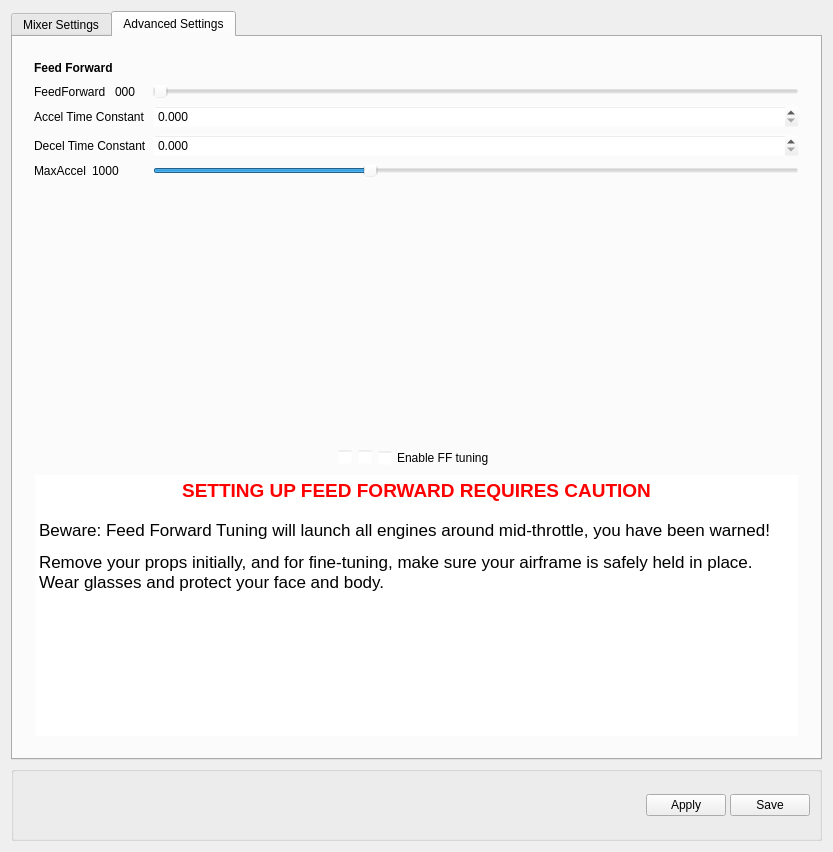
This is ground/openpilotgcs/src/plugins/config/airframe.ui in openpilot/OpenPilot as Qt 5 draws it before an edit. The edited form follows.
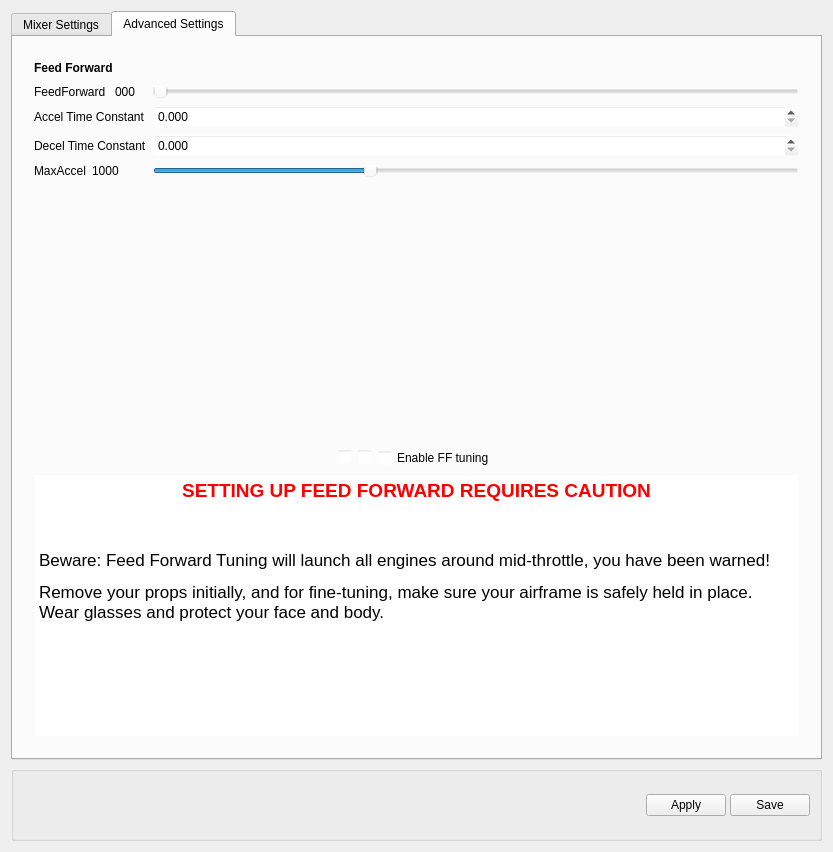
This is the edited form. The open tabs and pages were chosen to show the change. Icons and pictures are not drawn. Custom widgets are drawn as their Qt base class.

Commit message: Change RPY to Roll,Pitch and Yaw for the mixer on the aircraft screen, as per mikes suggestion

```diff
--- a/ground/openpilotgcs/src/plugins/config/airframe.ui
+++ b/ground/openpilotgcs/src/plugins/config/airframe.ui
@@ -2756,8 +2756,8 @@
            <rect>
             <x>0</x>
             <y>0</y>
-            <width>779</width>
-            <height>679</height>
+            <width>192</width>
+            <height>236</height>
            </rect>
           </property>
           <layout class="QVBoxLayout" name="verticalLayout_18">
@@ -3068,14 +3068,15 @@
               <string>&lt;!DOCTYPE HTML PUBLIC &quot;-//W3C//DTD HTML 4.0//EN&quot; &quot;http://www.w3.org/TR/REC-html40/strict.dtd&quot;&gt;
 &lt;html&gt;&lt;head&gt;&lt;meta name=&quot;qrichtext&quot; content=&quot;1&quot; /&gt;&lt;style type=&quot;text/css&quot;&gt;
 p, li { white-space: pre-wrap; }
-&lt;/style&gt;&lt;/head&gt;&lt;body style=&quot; font-family:'Lucida Grande'; font-size:13pt; font-weight:400; font-style:normal;&quot;&gt;
+&lt;/style&gt;&lt;/head&gt;&lt;body style=&quot; font-family:'MS Shell Dlg 2'; font-size:8.25pt; font-weight:400; font-style:normal;&quot;&gt;
 &lt;table border=&quot;0&quot; style=&quot;-qt-table-type: root; margin-top:4px; margin-bottom:4px; margin-left:4px; margin-right:4px;&quot;&gt;
 &lt;tr&gt;
 &lt;td style=&quot;border: none;&quot;&gt;
 &lt;p align=&quot;center&quot; style=&quot; margin-top:0px; margin-bottom:0px; margin-left:0px; margin-right:0px; -qt-block-indent:0; text-indent:0px;&quot;&gt;&lt;span style=&quot; font-family:'Ubuntu'; font-size:14pt; font-weight:600; color:#ff0000;&quot;&gt;SETTING UP FEED FORWARD REQUIRES CAUTION&lt;/span&gt;&lt;/p&gt;
-&lt;p style=&quot;-qt-paragraph-type:empty; margin-top:0px; margin-bottom:0px; margin-left:0px; margin-right:0px; -qt-block-indent:0; text-indent:0px; font-family:'Ubuntu'; font-size:11pt;&quot;&gt;&lt;br /&gt;&lt;/p&gt;
-&lt;p style=&quot; margin-top:0px; margin-bottom:0px; margin-left:0px; margin-right:0px; -qt-block-indent:0; text-indent:0px;&quot;&gt;Beware: Feed Forward Tuning will launch all engines around mid-throttle, you have been warned!&lt;/p&gt;
-&lt;p style=&quot; margin-top:12px; margin-bottom:12px; margin-left:0px; margin-right:0px; -qt-block-indent:0; text-indent:0px;&quot;&gt;Remove your props initially, and for fine-tuning, make sure your airframe is safely held in place. Wear glasses and protect your face and body.&lt;/p&gt;&lt;/td&gt;&lt;/tr&gt;&lt;/table&gt;&lt;/body&gt;&lt;/html&gt;</string>
+&lt;p style=&quot;-qt-paragraph-type:empty; margin-top:0px; margin-bottom:0px; margin-left:0px; margin-right:0px; -qt-block-indent:0; text-indent:0px; font-family:'Ubuntu'; font-size:11pt;&quot;&gt;&lt;/p&gt;
+&lt;p style=&quot; margin-top:0px; margin-bottom:0px; margin-left:0px; margin-right:0px; -qt-block-indent:0; text-indent:0px;&quot;&gt;&lt;span style=&quot; font-family:'Ubuntu'; font-size:11pt;&quot;&gt;&lt;br /&gt;&lt;/span&gt;&lt;/p&gt;
+&lt;p style=&quot; margin-top:0px; margin-bottom:0px; margin-left:0px; margin-right:0px; -qt-block-indent:0; text-indent:0px;&quot;&gt;&lt;span style=&quot; font-family:'Lucida Grande'; font-size:13pt;&quot;&gt;Beware: Feed Forward Tuning will launch all engines around mid-throttle, you have been warned!&lt;/span&gt;&lt;/p&gt;
+&lt;p style=&quot; margin-top:12px; margin-bottom:12px; margin-left:0px; margin-right:0px; -qt-block-indent:0; text-indent:0px;&quot;&gt;&lt;span style=&quot; font-family:'Lucida Grande'; font-size:13pt;&quot;&gt;Remove your props initially, and for fine-tuning, make sure your airframe is safely held in place. Wear glasses and protect your face and body.&lt;/span&gt;&lt;/p&gt;&lt;/td&gt;&lt;/tr&gt;&lt;/table&gt;&lt;/body&gt;&lt;/html&gt;</string>
              </property>
             </widget>
            </item>
```
Left out of the diff: 13 changed lines with no effect on the pictures.
